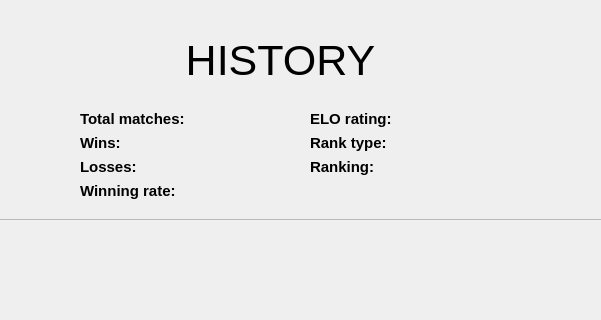
Above: game-of-go-qt-ui/game-of-go-qt-ui/historywidget.ui from Aylesworth/game-of-go before the change; both pictures show x 360 to 961 and y 0 to 320 of the 1280 by 880 pixel window. Below: the same form after it.
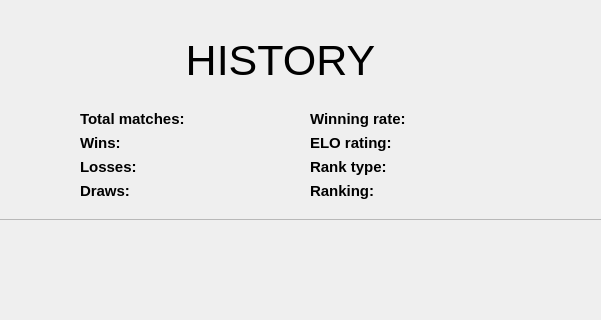
That is the form after the change.

Commit message: Handle draw request

Patch:
```diff
--- a/game-of-go-qt-ui/game-of-go-qt-ui/historywidget.ui
+++ b/game-of-go-qt-ui/game-of-go-qt-ui/historywidget.ui
@@ -161,7 +161,7 @@
      </widget>
     </item>
     <item row="3" column="0">
-     <widget class="QLabel" name="label_7">
+     <widget class="QLabel" name="label_6">
       <property name="font">
        <font>
         <pointsize>11</pointsize>
@@ -169,12 +169,12 @@
        </font>
       </property>
       <property name="text">
-       <string>Winning rate:</string>
+       <string>Draws:</string>
       </property>
      </widget>
     </item>
     <item row="3" column="1">
-     <widget class="QLabel" name="lbl_rate">
+     <widget class="QLabel" name="lbl_draws">
       <property name="font">
        <font>
         <pointsize>11</pointsize>
@@ -193,11 +193,11 @@
      <x>670</x>
      <y>110</y>
      <width>211</width>
-     <height>74</height>
+     <height>93</height>
     </rect>
    </property>
    <layout class="QFormLayout" name="formLayout_2">
-    <item row="0" column="0">
+    <item row="1" column="0">
      <widget class="QLabel" name="label_9">
       <property name="font">
        <font>
@@ -210,7 +210,7 @@
       </property>
      </widget>
     </item>
-    <item row="0" column="1">
+    <item row="1" column="1">
      <widget class="QLabel" name="lbl_elo">
       <property name="font">
        <font>
@@ -222,7 +222,7 @@
       </property>
      </widget>
     </item>
-    <item row="1" column="0">
+    <item row="2" column="0">
      <widget class="QLabel" name="label_11">
       <property name="font">
        <font>
@@ -235,7 +235,7 @@
       </property>
      </widget>
     </item>
-    <item row="1" column="1">
+    <item row="2" column="1">
      <widget class="QLabel" name="lbl_type">
       <property name="font">
        <font>
@@ -247,7 +247,7 @@
       </property>
      </widget>
     </item>
-    <item row="2" column="0">
+    <item row="3" column="0">
      <widget class="QLabel" name="label_12">
       <property name="font">
        <font>
@@ -260,7 +260,7 @@
       </property>
      </widget>
     </item>
-    <item row="2" column="1">
+    <item row="3" column="1">
      <widget class="QLabel" name="lbl_ranking">
       <property name="font">
        <font>
@@ -272,6 +272,31 @@
       </property>
      </widget>
     </item>
+    <item row="0" column="0">
+     <widget class="QLabel" name="label_7">
+      <property name="font">
+       <font>
+        <pointsize>11</pointsize>
+        <bold>true</bold>
+       </font>
+      </property>
+      <property name="text">
+       <string>Winning rate:</string>
+      </property>
+     </widget>
+    </item>
+    <item row="0" column="1">
+     <widget class="QLabel" name="lbl_rate">
+      <property name="font">
+       <font>
+        <pointsize>11</pointsize>
+       </font>
+      </property>
+      <property name="text">
+       <string/>
+      </property>
+     </widget>
+    </item>
    </layout>
   </widget>
  </widget>
```
The commit also changes 18 other files.
